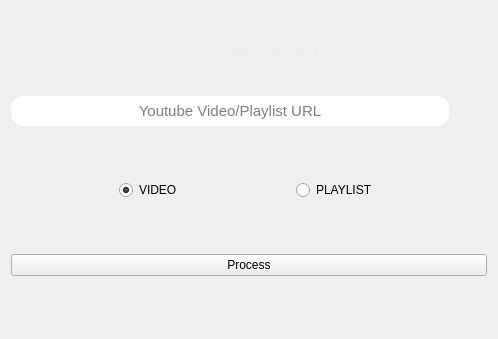
First picture: the form in src/url_dialog.ui, repository rishabh3354/YOUTUBE-DL-PRO, before the edit.
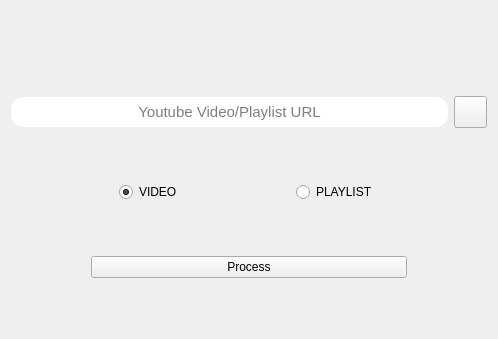
Second picture: the form after the edit. Icons and pictures are not drawn.

```diff
--- a/src/url_dialog.ui
+++ b/src/url_dialog.ui
@@ -70,7 +70,7 @@
       </widget>
      </item>
      <item>
-      <widget class="QPushButton" name="paste_button">
+      <widget class="QToolButton" name="paste_button">
        <property name="sizePolicy">
         <sizepolicy hsizetype="Fixed" vsizetype="Fixed">
          <horstretch>0</horstretch>
@@ -138,6 +138,16 @@
        <property name="text">
         <string>VIDEO</string>
        </property>
+       <property name="icon">
+        <iconset resource="resource.qrc">
+         <normaloff>:/myresource/resource/video_7.png</normaloff>:/myresource/resource/video_7.png</iconset>
+       </property>
+       <property name="iconSize">
+        <size>
+         <width>23</width>
+         <height>23</height>
+        </size>
+       </property>
        <property name="checked">
         <bool>true</bool>
        </property>
@@ -160,6 +170,16 @@
        <property name="text">
         <string>PLAYLIST</string>
        </property>
+       <property name="icon">
+        <iconset resource="resource.qrc">
+         <normaloff>:/myresource/resource/playlist_7.png</normaloff>:/myresource/resource/playlist_7.png</iconset>
+       </property>
+       <property name="iconSize">
+        <size>
+         <width>25</width>
+         <height>25</height>
+        </size>
+       </property>
       </widget>
      </item>
     </layout>
@@ -178,6 +198,24 @@
     </spacer>
    </item>
    <item>
+    <layout class="QHBoxLayout" name="horizontalLayout">
+     <item>
+      <spacer name="horizontalSpacer_4">
+       <property name="orientation">
+        <enum>Qt::Horizontal</enum>
+       </property>
+       <property name="sizeType">
+        <enum>QSizePolicy::Fixed</enum>
+       </property>
+       <property name="sizeHint" stdset="0">
+        <size>
+         <width>80</width>
+         <height>20</height>
+        </size>
+       </property>
+      </spacer>
+     </item>
+     <item>
     <widget class="QPushButton" name="process">
      <property name="sizePolicy">
       <sizepolicy hsizetype="Preferred" vsizetype="Fixed">
@@ -202,6 +240,24 @@
       </size>
      </property>
     </widget>
+     </item>
+     <item>
+      <spacer name="horizontalSpacer_5">
+       <property name="orientation">
+        <enum>Qt::Horizontal</enum>
+       </property>
+       <property name="sizeType">
+        <enum>QSizePolicy::Fixed</enum>
+       </property>
+       <property name="sizeHint" stdset="0">
+        <size>
+         <width>80</width>
+         <height>20</height>
+        </size>
+       </property>
+      </spacer>
+     </item>
+    </layout>
    </item>
    <item>
     <spacer name="horizontalSpacer_3">
```
Left out of the diff: 4 changed lines with no effect on the pictures. Lines whose indentation alone changed are shown as unchanged.
